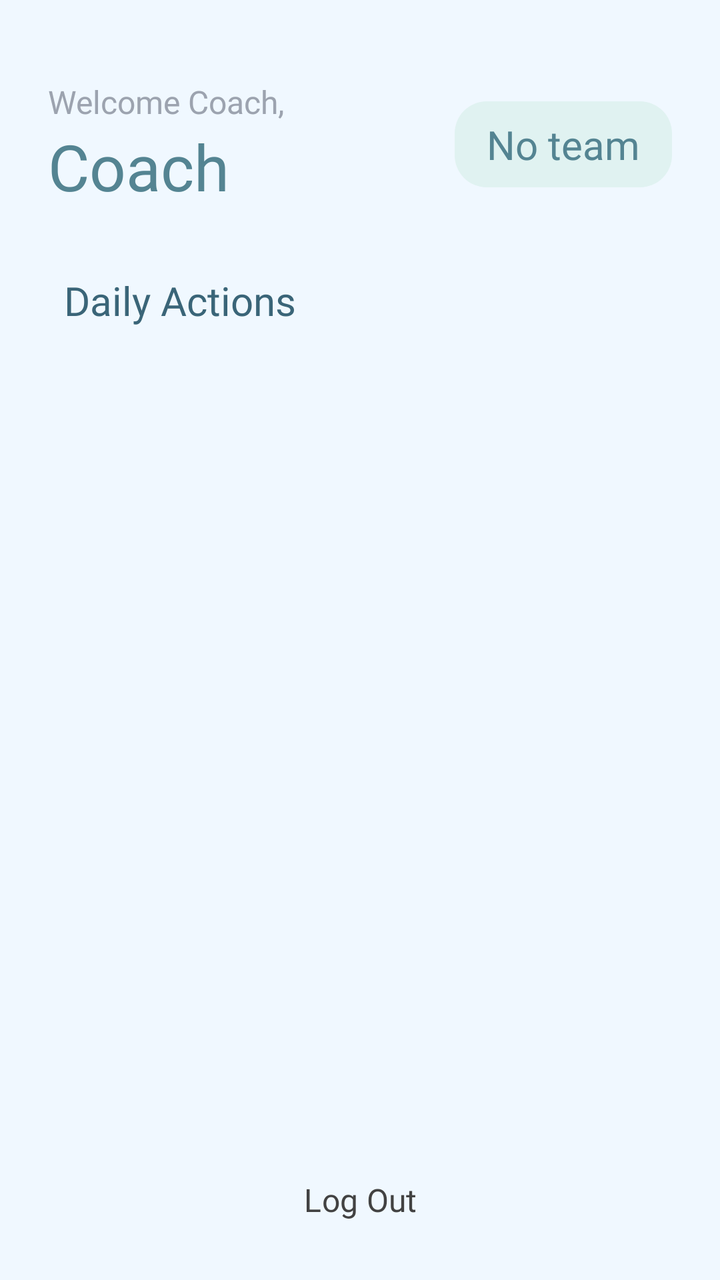
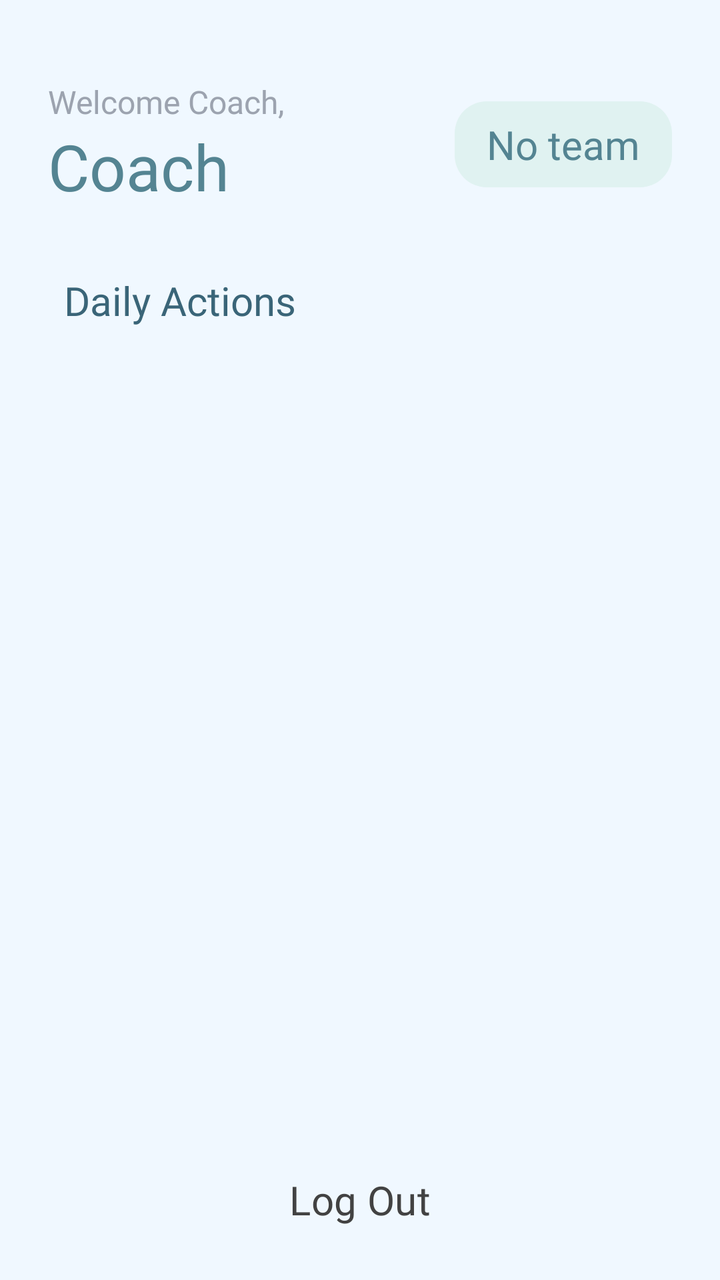

The first picture is an Android layout as it rendered before a commit; the second is the same layout after the commit. The layout source and the unified diff follow.
<!-- AndroidManifest.xml: application theme Theme.AthleAgent -->
<!-- res/layout/activity_home_coach.xml -->
<androidx.constraintlayout.widget.ConstraintLayout xmlns:android="http://schemas.android.com/apk/res/android"
    xmlns:app="http://schemas.android.com/apk/res-auto"
    android:layout_width="match_parent"
    android:layout_height="match_parent"
    android:background="@color/background_white_alice_blue">

    <ScrollView
        android:layout_width="match_parent"
        android:layout_height="0dp"
        android:fillViewport="true"
        app:layout_constraintBottom_toTopOf="@+id/btn_logout"
        app:layout_constraintEnd_toEndOf="parent"
        app:layout_constraintStart_toStartOf="parent"
        app:layout_constraintTop_toTopOf="parent">

        <androidx.appcompat.widget.LinearLayoutCompat
            android:id="@+id/coach_home_container"
            android:layout_width="match_parent"
            android:layout_height="wrap_content"
            android:orientation="vertical"
            android:padding="@dimen/spacing_24">

            <RelativeLayout
                android:layout_width="match_parent"
                android:layout_height="wrap_content"
                android:layout_marginTop="16dp"
                android:layout_marginBottom="32dp">

                <androidx.appcompat.widget.LinearLayoutCompat
                    android:layout_width="wrap_content"
                    android:layout_height="wrap_content"
                    android:layout_alignParentStart="true"
                    android:layout_toStartOf="@+id/coachHome_LBL_teamName"
                    android:orientation="vertical">

                    <com.google.android.material.textview.MaterialTextView
                        android:layout_width="wrap_content"
                        android:layout_height="wrap_content"
                        android:fontFamily="@font/roboto_regular"
                        android:text="@string/welcome_coach"
                        android:textColor="@color/lm_text_muted"
                        android:textSize="16sp" />

                    <com.google.android.material.textview.MaterialTextView
                        android:id="@+id/coachHome_LBL_name"
                        android:layout_width="wrap_content"
                        android:layout_height="wrap_content"
                        android:fontFamily="@font/roboto_bold"
                        android:text="@string/coach_name"
                        android:textColor="@color/brand_button_light_muted"
                        android:textSize="32sp" />
                </androidx.appcompat.widget.LinearLayoutCompat>

                <com.google.android.material.textview.MaterialTextView
                    android:id="@+id/coachHome_LBL_teamName"
                    android:layout_width="wrap_content"
                    android:layout_height="wrap_content"
                    android:layout_alignParentEnd="true"
                    android:layout_centerVertical="true"
                    android:background="@drawable/bg_team_chip"
                    android:fontFamily="@font/roboto_bold"
                    android:paddingHorizontal="16dp"
                    android:paddingVertical="8dp"
                    android:text="@string/Team_name"
                    android:textColor="@color/brand_button_light_muted"
                    android:textSize="@dimen/login_text_size" />

            </RelativeLayout>

            <com.google.android.material.card.MaterialCardView
                android:id="@+id/coachHome_CARD_notifications"
                android:visibility="gone"
                android:layout_width="match_parent"
                android:layout_height="wrap_content"
                android:layout_marginBottom="32dp"
                app:cardBackgroundColor="@color/background_white_floral"
                app:cardCornerRadius="24dp"
                app:cardElevation="4dp"
                app:strokeWidth="0dp">

                <androidx.appcompat.widget.LinearLayoutCompat
                    android:layout_width="match_parent"
                    android:layout_height="wrap_content"
                    android:gravity="center_vertical"
                    android:orientation="horizontal"
                    android:padding="20dp">

                    <androidx.appcompat.widget.AppCompatImageView
                        android:layout_width="36dp"
                        android:layout_height="36dp"
                        android:src="@android:drawable/ic_menu_info_details"
                        app:tint="@color/fui_bgTwitter" />

                    <com.google.android.material.textview.MaterialTextView
                        android:id="@+id/coachHome_LBL_notifText"
                        android:layout_width="wrap_content"
                        android:layout_height="wrap_content"
                        android:layout_marginStart="16dp"
                        android:fontFamily="@font/roboto_bold"
                        android:text="@string/you_have_2_new_athlete_join_requests"
                        android:textColor="@color/brand_button_dark_muted"
                        android:textSize="14sp" />
                </androidx.appcompat.widget.LinearLayoutCompat>
            </com.google.android.material.card.MaterialCardView>

            <com.google.android.material.textview.MaterialTextView
                android:layout_width="wrap_content"
                android:layout_height="wrap_content"
                android:layout_marginBottom="20dp"
                android:layout_marginStart="8dp"
                android:fontFamily="@font/roboto_bold"
                android:text="@string/daily_actions"
                android:textColor="@color/brand_button_dark_muted"
                android:textSize="20sp" />

            
            <androidx.appcompat.widget.LinearLayoutCompat
                android:id="@+id/coachHome_LAYOUT_existingTeamActions"
                android:visibility="gone"
                android:layout_width="match_parent"
                android:layout_height="wrap_content"
                android:baselineAligned="false"
                android:orientation="horizontal">

                <com.google.android.material.card.MaterialCardView
                    android:id="@+id/coachHome_BTN_dashboard"
                    android:layout_width="0dp"
                    android:layout_height="200dp"
                    android:layout_marginEnd="12dp"
                    android:layout_weight="1"
                    android:clickable="true"
                    android:focusable="true"
                    app:cardBackgroundColor="@color/white"
                    app:cardCornerRadius="28dp"
                    app:cardElevation="8dp"
                    app:strokeWidth="0dp">

                    <androidx.appcompat.widget.LinearLayoutCompat
                        android:layout_width="match_parent"
                        android:layout_height="match_parent"
                        android:gravity="center"
                        android:orientation="vertical"
                        android:padding="20dp">

                        <androidx.appcompat.widget.AppCompatImageView
                            android:layout_width="60dp"
                            android:layout_height="60dp"
                            android:layout_marginBottom="16dp"
                            android:src="@drawable/sharp_patient_list_24"
                            app:tint="@color/brand_button_light_muted" />

                        <com.google.android.material.textview.MaterialTextView
                            android:layout_width="wrap_content"
                            android:layout_height="wrap_content"
                            android:fontFamily="@font/roboto_bold"
                            android:text="@string/team_ndashboard"
                            android:textAlignment="center"
                            android:textColor="@color/text"
                            android:textSize="18sp" />
                    </androidx.appcompat.widget.LinearLayoutCompat>
                </com.google.android.material.card.MaterialCardView>

                <com.google.android.material.card.MaterialCardView
                    android:id="@+id/coachHome_BTN_manageTeam"
                    android:layout_width="0dp"
                    android:layout_height="200dp"
                    android:layout_marginStart="12dp"
                    android:layout_weight="1"
                    android:clickable="true"
                    android:focusable="true"
                    app:cardBackgroundColor="@color/white"
                    app:cardCornerRadius="28dp"
                    app:cardElevation="8dp"
                    app:strokeWidth="0dp">

                    <androidx.appcompat.widget.LinearLayoutCompat
                        android:layout_width="match_parent"
                        android:layout_height="match_parent"
                        android:gravity="center"
                        android:orientation="vertical"
                        android:padding="20dp">

                        <androidx.appcompat.widget.AppCompatImageView
                            android:layout_width="60dp"
                            android:layout_height="60dp"
                            android:layout_marginBottom="16dp"
                            android:src="@android:drawable/ic_menu_manage"
                            app:tint="@color/brand_button_light_muted" />

                        <com.google.android.material.textview.MaterialTextView
                            android:layout_width="wrap_content"
                            android:layout_height="wrap_content"
                            android:fontFamily="@font/roboto_bold"
                            android:text="@string/manage_nteam"
                            android:textAlignment="center"
                            android:textColor="@color/text"
                            android:textSize="18sp" />
                    </androidx.appcompat.widget.LinearLayoutCompat>
                </com.google.android.material.card.MaterialCardView>
            </androidx.appcompat.widget.LinearLayoutCompat>

            
            <com.google.android.material.card.MaterialCardView
                android:id="@+id/coachHome_CARD_createTeamAction"
                android:visibility="gone"
                android:layout_width="match_parent"
                android:layout_height="220dp"
                android:clickable="true"
                android:focusable="true"
                app:cardBackgroundColor="@color/white"
                app:cardCornerRadius="28dp"
                app:cardElevation="8dp"
                app:strokeWidth="0dp">

                <androidx.appcompat.widget.LinearLayoutCompat
                    android:layout_width="match_parent"
                    android:layout_height="match_parent"
                    android:gravity="center"
                    android:orientation="vertical"
                    android:padding="32dp">

                    <androidx.appcompat.widget.AppCompatImageView
                        android:layout_width="72dp"
                        android:layout_height="72dp"
                        android:layout_marginBottom="16dp"
                        android:src="@android:drawable/ic_menu_add"
                        app:tint="@color/brand_button_light_muted" />

                    <com.google.android.material.textview.MaterialTextView
                        android:layout_width="wrap_content"
                        android:layout_height="wrap_content"
                        android:fontFamily="@font/roboto_bold"
                        android:text="Create\nNew Team"
                        android:textAlignment="center"
                        android:textColor="@color/text"
                        android:textSize="20sp" />
                </androidx.appcompat.widget.LinearLayoutCompat>
            </com.google.android.material.card.MaterialCardView>

        </androidx.appcompat.widget.LinearLayoutCompat>
    </ScrollView>

    <com.google.android.material.button.MaterialButton
        android:id="@+id/btn_logout"
        style="@style/Widget.Material3.Button.TextButton"
        android:layout_width="wrap_content"
        android:layout_height="wrap_content"
        android:layout_marginBottom="16dp"
        android:fontFamily="@font/roboto_bold"
        android:text="@string/log_out_coach"
        android:textColor="@color/text"
        android:textSize="16sp"
        app:iconTint="@color/text"
        app:layout_constraintBottom_toBottomOf="parent"
        app:layout_constraintEnd_toEndOf="parent"
        app:layout_constraintStart_toStartOf="parent" />

</androidx.constraintlayout.widget.ConstraintLayout>
<!-- resources referenced by this layout -->
<resources>
  <color name="background_white_alice_blue">#F0F8FF</color>
  <color name="background_white_floral">#FFFAF0</color>
  <color name="brand_button_dark_muted">#3A6578</color>
  <color name="brand_button_light_muted">#548492</color>
  <color name="lm_text_muted">#9CA3AF</color>
  <color name="text">#424242</color>
  <color name="white">#FFFFFFFF</color>
  <dimen name="login_text_size">20sp</dimen>
  <dimen name="spacing_24">24dp</dimen>
  <!-- drawable bg_team_chip (drawable) -->
  <?xml version="1.0" encoding="utf-8"?>
  <shape xmlns:android="http://schemas.android.com/apk/res/android">
      <solid android:color="#E0F2F1"/> <corners android:radius="16dp"/>
  </shape>
  <!-- drawable sharp_patient_list_24 (drawable) -->
  <vector xmlns:android="http://schemas.android.com/apk/res/android" android:height="24dp" android:tint="#000000" android:viewportHeight="960" android:viewportWidth="960" android:width="24dp">
        
      <path android:fillColor="@android:color/white" android:pathData="M555,525Q520,490 520,440Q520,390 555,355Q590,320 640,320Q690,320 725,355Q760,390 760,440Q760,490 725,525Q690,560 640,560Q590,560 555,525ZM400,800L400,724Q400,703 410,684Q420,665 438,654Q483,627 533.5,613.5Q584,600 640,600Q696,600 746.5,613.5Q797,627 842,654Q860,665 870,684Q880,703 880,724L880,800L400,800ZM486,720L486,720L794,720L794,720Q759,700 720,690Q681,680 640,680Q599,680 560,690Q521,700 486,720ZM668.5,468.5Q680,457 680,440Q680,423 668.5,411.5Q657,400 640,400Q623,400 611.5,411.5Q600,423 600,440Q600,457 611.5,468.5Q623,480 640,480Q657,480 668.5,468.5ZM640,440Q640,440 640,440Q640,440 640,440Q640,440 640,440Q640,440 640,440Q640,440 640,440Q640,440 640,440Q640,440 640,440Q640,440 640,440ZM640,720Q640,720 640,720Q640,720 640,720Q640,720 640,720Q640,720 640,720L640,720L640,720ZM120,560L120,480L440,480L440,560L120,560ZM120,240L120,160L600,160L600,240L120,240ZM444,400L120,400L120,320L480,320Q466,337 457.5,357Q449,377 444,400Z"/>
      
  </vector>
  <string name="Team_name">No team</string>
  <string name="coach_name">Coach </string>
  <string name="daily_actions">Daily Actions</string>
  <string name="log_out_coach">Log Out</string>
  <string name="manage_nteam">Manage\nTeam</string>
  <string name="team_ndashboard">Team\nDashboard</string>
  <string name="welcome_coach">Welcome Coach,</string>
  <string name="you_have_2_new_athlete_join_requests">You have 2 new athlete join requests!</string>
  <style name="Theme.AthleAgent" parent="Base.Theme.AthleAgent" />
  <style name="Base.Theme.AthleAgent" parent="Theme.Material3.DayNight.NoActionBar">
          
          
          <item name="android:statusBarColor">#F5F7FA</item>
          <item name="android:windowLightStatusBar">true</item>
      </style>
</resources>

<!-- the commit's change to res/layout/activity_home_coach.xml (unified diff, before → after) -->
@@ -99,7 +99,7 @@
                         android:fontFamily="@font/roboto_bold"
                         android:text="@string/you_have_2_new_athlete_join_requests"
                         android:textColor="@color/brand_button_dark_muted"
-                        android:textSize="14sp" />
+                        android:textSize="20sp" />
                 </androidx.appcompat.widget.LinearLayoutCompat>
             </com.google.android.material.card.MaterialCardView>
 
@@ -249,7 +249,7 @@
         android:fontFamily="@font/roboto_bold"
         android:text="@string/log_out_coach"
         android:textColor="@color/text"
-        android:textSize="16sp"
+        android:textSize="20sp"
         app:iconTint="@color/text"
         app:layout_constraintBottom_toBottomOf="parent"
         app:layout_constraintEnd_toEndOf="parent"
